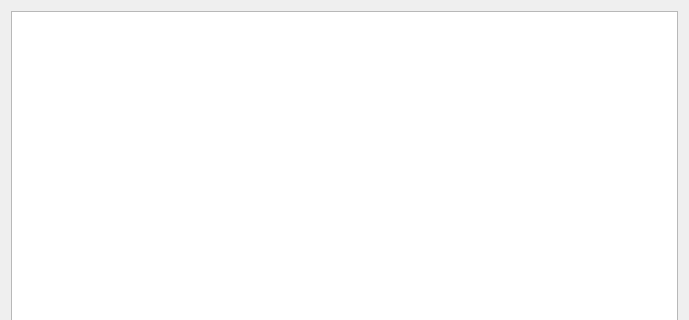
This is ui/ReportDialog.ui in a-atalla/azan as Qt 5 draws it before an edit; both pictures show x 0 to 689 and y 0 to 320 of the 689 by 528 pixel window. The edited form follows.
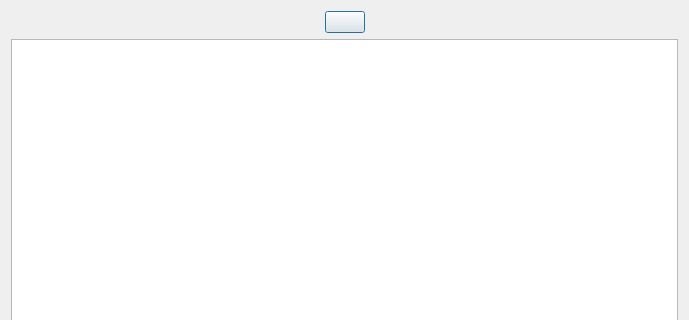
This is the edited form. Icons and pictures are not drawn.

Commit message: Print monthly report finished

The edit to the form file:
```diff
--- a/ui/ReportDialog.ui
+++ b/ui/ReportDialog.ui
@@ -18,13 +18,60 @@
     <normaloff>:/images/images/kaba.png</normaloff>:/images/images/kaba.png</iconset>
   </property>
   <property name="layoutDirection">
-   <enum>Qt::RightToLeft</enum>
+   <enum>Qt::LeftToRight</enum>
   </property>
   <property name="autoFillBackground">
    <bool>false</bool>
   </property>
-  <layout class="QGridLayout" name="gridLayout">
-   <item row="0" column="0">
+  <layout class="QVBoxLayout" name="verticalLayout">
+   <item>
+    <layout class="QHBoxLayout" name="horizontalLayout">
+     <item>
+      <spacer name="horizontalSpacer">
+       <property name="orientation">
+        <enum>Qt::Horizontal</enum>
+       </property>
+       <property name="sizeHint" stdset="0">
+        <size>
+         <width>40</width>
+         <height>20</height>
+        </size>
+       </property>
+      </spacer>
+     </item>
+     <item>
+      <widget class="QPushButton" name="btnPrint">
+       <property name="text">
+        <string/>
+       </property>
+       <property name="icon">
+        <iconset resource="../images.qrc">
+         <normaloff>:/images/images/document-print.png</normaloff>:/images/images/document-print.png</iconset>
+       </property>
+       <property name="iconSize">
+        <size>
+         <width>32</width>
+         <height>32</height>
+        </size>
+       </property>
+      </widget>
+     </item>
+     <item>
+      <spacer name="horizontalSpacer_2">
+       <property name="orientation">
+        <enum>Qt::Horizontal</enum>
+       </property>
+       <property name="sizeHint" stdset="0">
+        <size>
+         <width>40</width>
+         <height>20</height>
+        </size>
+       </property>
+      </spacer>
+     </item>
+    </layout>
+   </item>
+   <item>
     <widget class="QTextEdit" name="editReport">
      <property name="cursor" stdset="0">
       <cursorShape>ArrowCursor</cursorShape>
```
Left out of the diff: 22 changed lines with no effect on the pictures. The commit also changes 7 other files.
